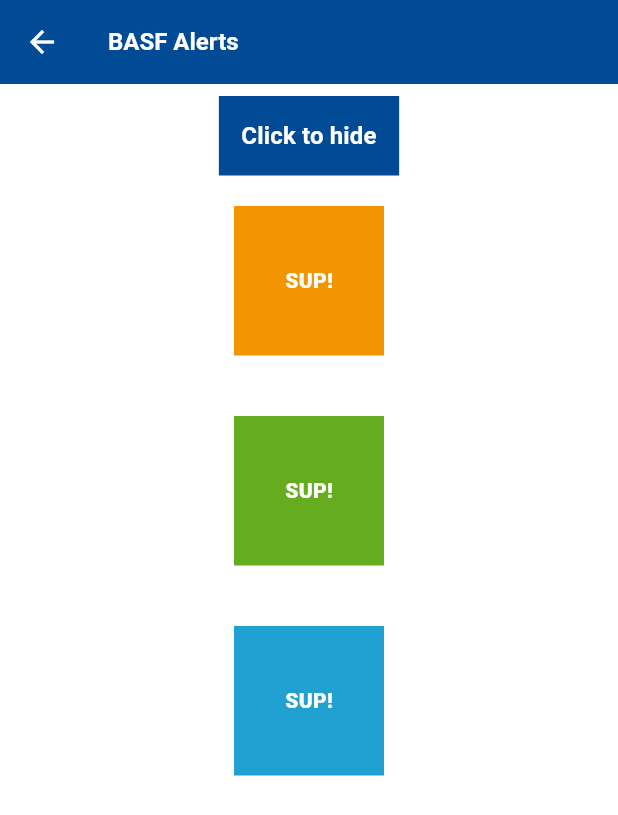
After one commit to cgutierr-zgz/basf_flutter_components, a Flutter app: the screen it shows after launch, after a tap on "BASF Animations", on a phone screen of 412 x 824 dp. The commit adds this screen. Shown: the top 815 px of the screen. Run offline on Flutter 3.47's test engine with Material 2 defaults, Android fonts, the phone set to English and light mode, and no system bars.

Commit message:
Wip documentation + visual doc

```diff
--- /dev/null
+++ b/example/lib/screens/animations/animations.dart
@@ -0,0 +1,63 @@
+import 'package:basf_flutter_components/basf_flutter_components.dart';
+import 'package:flutter/material.dart';
+
+class AnimationsOverviewScreen extends StatefulWidget {
+  const AnimationsOverviewScreen({super.key});
+
+  @override
+  State<AnimationsOverviewScreen> createState() =>
+      _AnimationsOverviewScreenState();
+}
+
+class _AnimationsOverviewScreenState extends State<AnimationsOverviewScreen> {
+  bool visible = true;
+  @override
+  Widget build(BuildContext context) {
+    final theme = Theme.of(context);
+    return Scaffold(
+      appBar: AppBar(title: const Text('BASF Alerts')),
+      body: Padding(
+        padding: const EdgeInsets.symmetric(vertical: 8),
+        child: Column(
+          children: [
+            BasfTextButton.contained(
+              text: 'Click to hide',
+              onPressed: () => setState(() => visible = !visible),
+            ),
+            ...widgetsExample()
+          ].joinWithSeparator(VerticalSpacer.medium20()),
+        ),
+      ),
+    );
+  }
+
+  List<Widget> widgetsExample() {
+    List<Widget> cs;
+    cs = [];
+
+    for (final element in BasfThemeType.values) {
+      final c = Fade(
+        visible: element.index.isEven ? visible : !visible,
+        child: Center(
+          child: Container(
+            height: 100,
+            width: 100,
+            color: element.primaryColor,
+            alignment: Alignment.center,
+            child: const Text(
+              'SUP!',
+              style: TextStyle(
+                color: Colors.white,
+                fontWeight: FontWeight.w900,
+              ),
+            ),
+          ),
+        ),
+      );
+
+      cs.add(c);
+    }
+
+    return cs;
+  }
+}
--- a/example/lib/screens/buttons/buttons_overview.dart
+++ b/example/lib/screens/buttons/buttons_overview.dart
@@ -55,6 +55,7 @@ class ButtonsOverviewScreen extends StatelessWidget {
               },
             ),
             SliderButton(
+              text: 'Basf Slider button',
               onConfirmation: () {},
             ),
           ].joinWithSeparator(VerticalSpacer.medium20()),
--- a/example/lib/screens/buttons/text_buttons_contained.dart
+++ b/example/lib/screens/buttons/text_buttons_contained.dart
@@ -72,6 +72,12 @@ class TextButtonsContainedScreen extends StatelessWidget {
       const BasfTextButton.contained(
         text: 'Disabled Button',
       ),
+
+      ///Disabled Button
+      BasfTextButton.hint(
+        text: 'hint Button',
+        context: context,
+      ),
     ];
 
     return Scaffold(
--- a/example/lib/screens/overview.dart
+++ b/example/lib/screens/overview.dart
@@ -1,5 +1,6 @@
 import 'package:basf_flutter_components/basf_flutter_components.dart';
 import 'package:basf_flutter_components_example/screens/alerts/alerts.dart';
+import 'package:basf_flutter_components_example/screens/animations/animations.dart';
 import 'package:basf_flutter_components_example/screens/screens.dart';
 import 'package:basf_flutter_components_example/screens/themes/themes.dart';
 import 'package:flutter/material.dart';
@@ -33,6 +34,17 @@ class _OverviewScreenState extends State<OverviewScreen> {
                   context,
                   MaterialPageRoute<void>(
                     builder: (context) => const AlertsOverviewScreen(),
+                  ),
+                );
+              },
+            ),
+            BasfTextButton.contained(
+              text: 'BASF Animations',
+              onPressed: () {
+                Navigator.push(
+                  context,
+                  MaterialPageRoute<void>(
+                    builder: (context) => const AnimationsOverviewScreen(),
                   ),
                 );
               },
```
Also changed, not shown: 7 other files.
